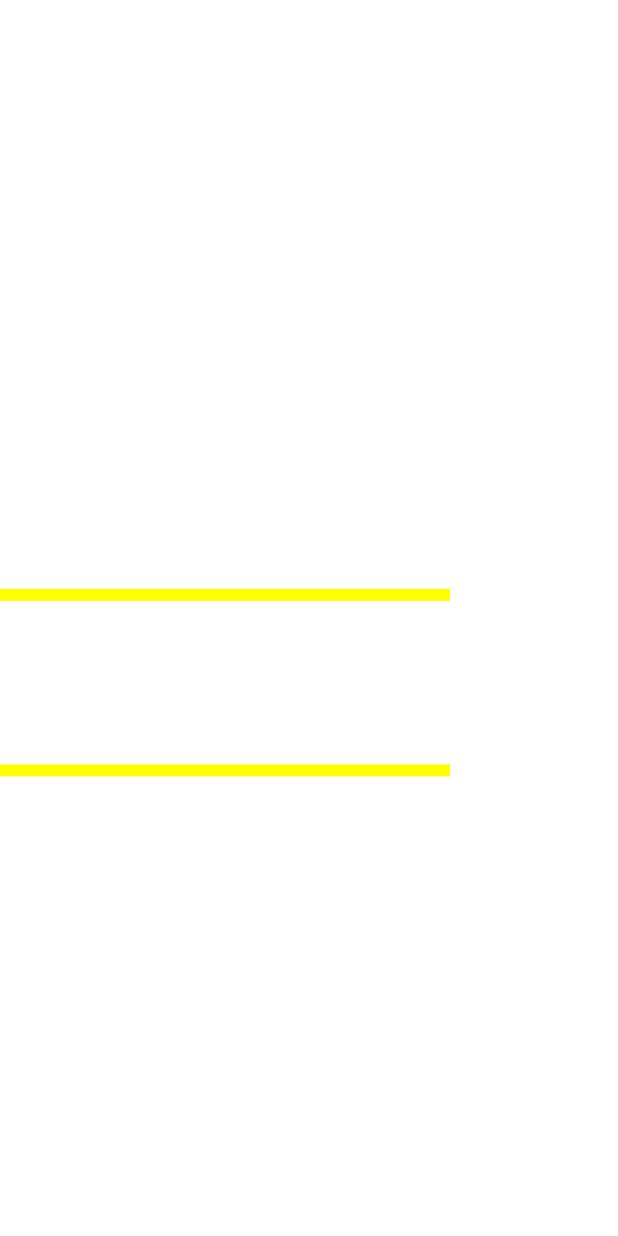
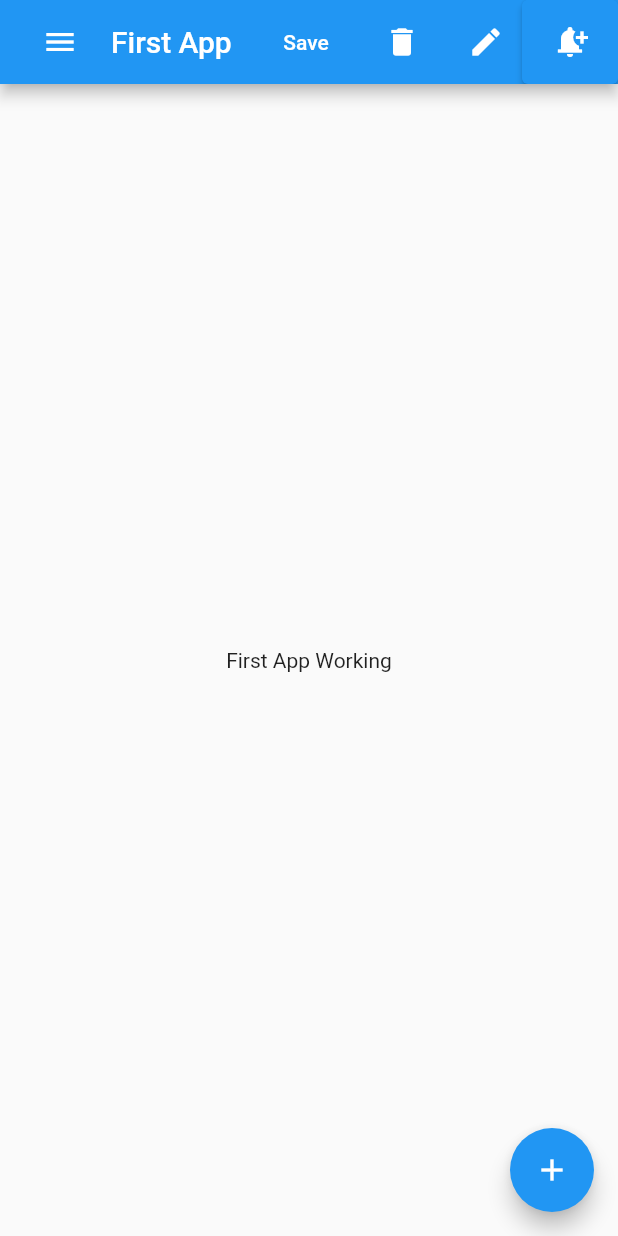
Before and after one commit to neeraj1907/flutter_training, a Flutter app: the screen it shows after launch, on a phone screen of 412 x 824 dp. Run offline on Flutter 3.47's test engine with Material 2 defaults, Android fonts, the phone set to English and light mode, and no system bars.

Commit message:
Simple App with Scaffold created and Buttons done

```diff
--- a/lib/MyApp.dart
+++ b/lib/MyApp.dart
@@ -3,12 +3,55 @@ import 'package:flutter/material.dart';
 class MyApp extends StatelessWidget {
   @override
   Widget build(BuildContext context) {
-    return const MaterialApp(
-      home: Center(
-          child: Text(
-        "Hello World",
-        style: TextStyle(fontSize: 100, color: Colors.white),
-      )),
-    );
+    return MaterialApp(
+        debugShowCheckedModeBanner: false,
+        title: "First App",
+        home: Scaffold(
+          appBar: AppBar(
+            title: Row(
+              children: [
+                IconButton(onPressed: () {}, icon: Icon(Icons.menu)),
+                SizedBox(
+                  width: 10,
+                ),
+                Text("First App"),
+              ],
+            ),
+            actions: [
+              TextButton(
+                  onPressed: () {
+                    print("saved successfully");
+                  },
+                  child: Text(
+                    "Save",
+                    style: TextStyle(color: Colors.white),
+                  )),
+              TextButton(
+                onPressed: () {
+                  print("delete successfully");
+                },
+                child: Icon(
+                  Icons.delete,
+                  color: Colors.white,
+                ),
+              ),
+              IconButton(
+                  onPressed: () {},
+                  icon: Icon(
+                    Icons.edit,
+                    color: Colors.white,
+                  )),
+              ElevatedButton(
+                  onPressed: () {}, child: Icon(Icons.notification_add))
+            ],
+          ),
+          body: Center(
+            child: Text("First App Working"),
+          ),
+          floatingActionButton: FloatingActionButton(
+            onPressed: () {},
+            child: Icon(Icons.add),
+          ),
+        ));
   }
 }
--- a/pubspec.yaml
+++ b/pubspec.yaml
@@ -45,7 +45,7 @@ dev_dependencies:
   # activated in the `analysis_options.yaml` file located at the root of your
   # package. See that file for information about deactivating specific lint
   # rules and activating additional ones.
-  flutter_lints: ^2.0.0
+  # flutter_lints: ^2.0.0
 
 # For information on the generic Dart part of this file, see the
 # following page: https://dart.dev/tools/pub/pubspec
```
Also changed, not shown: pubspec.lock, 1 other file.
